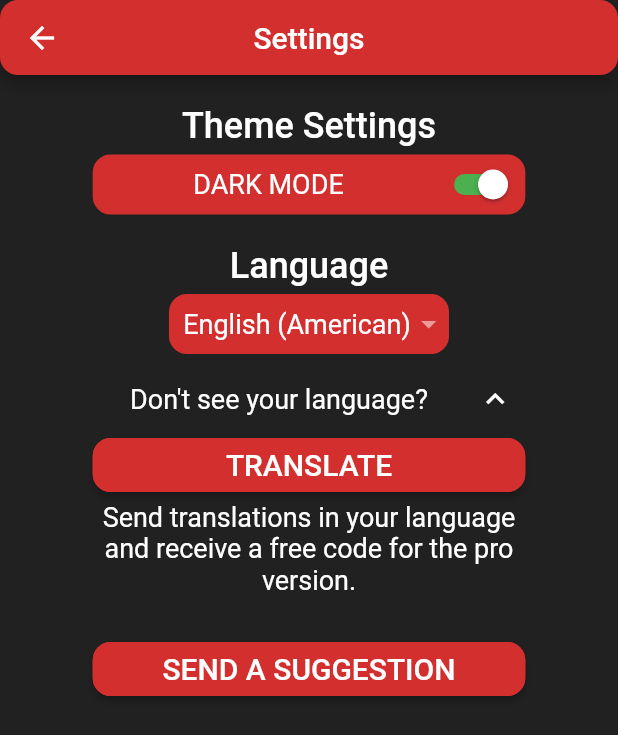
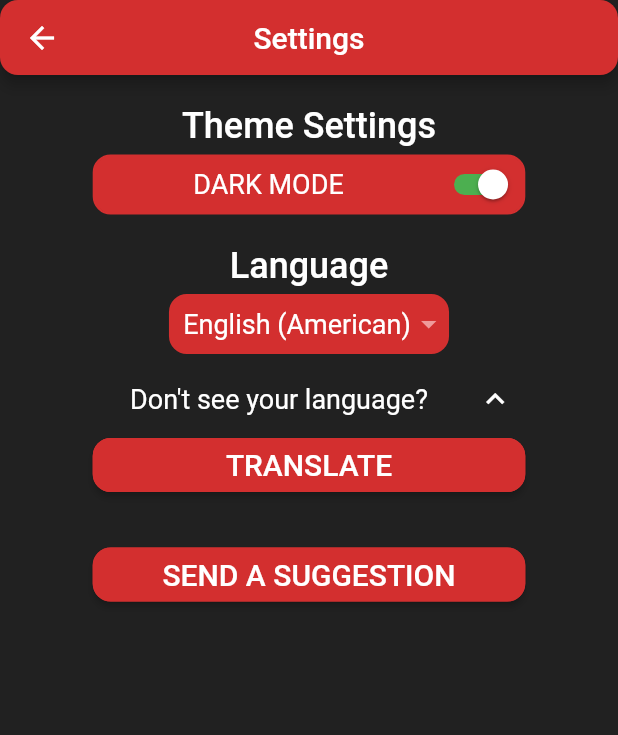
Before and after one commit to jakecoombs/web-fuel-calculator-flutter, a Flutter app: the SettingsScreen screen opened directly, after a tap on an icon or button, on a phone screen of 412 x 824 dp. Shown: the top 735 px of the screen. Run offline on Flutter 3.47's test engine with Material 2 defaults, Android fonts, the phone set to English and light mode, and no system bars; drawn by our look-alikes of auto_size_text, expandable; our stand-ins replace adaptive_theme, i18n_extension, shared_preferences, splashscreen; accounts and stored records are empty.

Commit message:
Remove the proVersion

```diff
--- a/lib/app_base.dart
+++ b/lib/app_base.dart
@@ -51,11 +51,7 @@ class _Base extends State<AppBase> {
   }
 
   String getAppTitle() {
-    String title = 'ACC ' + 'Fuel Calculator'.i18n;
-    if (proVersion) {
-      title += ' Pro';
-    }
-    return title;
+    return 'ACC ' + 'Fuel Calculator'.i18n;
   }
 
   @override
--- a/lib/components/response_snackbar.dart
+++ b/lib/components/response_snackbar.dart
@@ -7,10 +7,6 @@ class ResponseSnackbar extends SnackBar {
     final scaffold = Scaffold.of(context);
     TextStyle textStyle = TextStyle(color: Colors.white, fontSize: 18);
     Color bgColor = Colors.red[700];
-
-    if (!proVersion) {
-      text = text + '\n\n';
-    }
 
     if (success) {
       textStyle = TextStyle(fontSize: 18);
--- a/lib/components/screens/settings/functions/translations_selection.dart
+++ b/lib/components/screens/settings/functions/translations_selection.dart
@@ -99,9 +99,7 @@ class _TranslationsSelectionState extends State<TranslationsSelection> {
             style: Theme.of(context).textTheme.headline4,
             textAlign: TextAlign.center,
           ),
-          expanded: Column(
-            children: [
-              Container(
+          expanded: Container(
             child: LinkButton(
                 text: 'Translate',
                 url: 'https://forms.gle/KMz4BbkR4GPqc9QMA',
@@ -110,15 +108,6 @@ class _TranslationsSelectionState extends State<TranslationsSelection> {
             width: MediaQuery.of(context).size.width * 0.7,
             constraints: BoxConstraints(maxWidth: 450),
           ),
-              !proVersion
-                  ? Text(
-                      'Send translations in your language and receive a free code for the pro version.',
-                      style: Theme.of(context).textTheme.headline4,
-                      textAlign: TextAlign.center,
-                    )
-                  : Container(),
-            ],
-          ),
         ),
         width: MediaQuery.of(context).size.width * 0.7,
         constraints: BoxConstraints(maxWidth: 450),
--- a/lib/constants.dart
+++ b/lib/constants.dart
@@ -68,8 +68,6 @@ const classData = ['GT3', 'GT4'];
 
 const trackConditionsData = ['Dry', 'Wet'];
 
-const appTitle = proVersion ? 'ACC Fuel Calculator Pro' : 'ACC Fuel Calculator';
-
-const proVersion = false;
+const appTitle = 'ACC Fuel Calculator';
 
 const emailAddress = 'intuitionlabsdev@gmail.com';
--- a/lib/main.dart
+++ b/lib/main.dart
@@ -46,11 +46,7 @@ class HomeApp extends StatelessWidget {
 
 class SplashIntro extends StatelessWidget {
   String getAppTitle() {
-    String title = 'ACC Fuel Calculator';
-    if (proVersion) {
-      title += ' Pro';
-    }
-    return title;
+    return 'ACC Fuel Calculator';
   }
 
   @override
```
Also changed, not shown: lib/components/screens/community/community_screen.dart (+1 -10 lines). Lines whose indentation alone changed are shown as unchanged.
